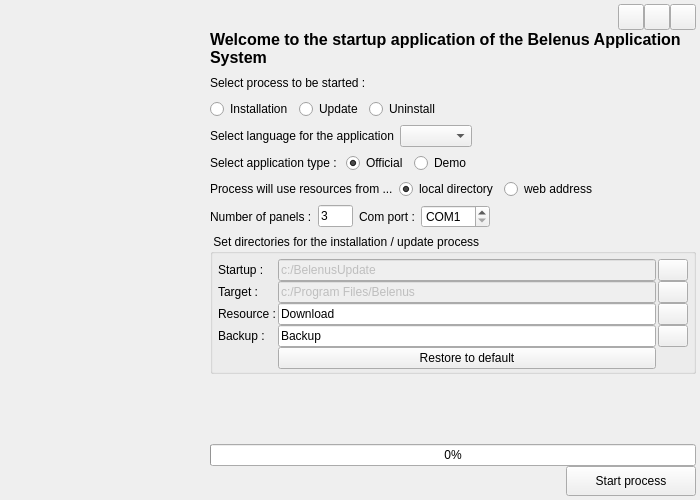
Above: Startup/mainwindow.ui from tbikfalvi/Belenus before the change. Below: the same form after it.
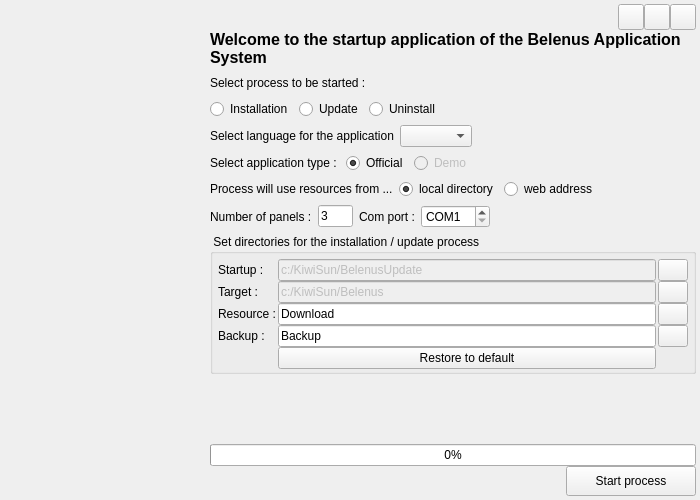
That is the form after the change. Icons and pictures are not drawn.

```diff
--- a/Startup/mainwindow.ui
+++ b/Startup/mainwindow.ui
@@ -329,6 +329,9 @@
           </item>
           <item>
            <widget class="QRadioButton" name="rbAppDemo">
+            <property name="enabled">
+             <bool>false</bool>
+            </property>
             <property name="text">
              <string>Demo</string>
             </property>
@@ -558,7 +561,7 @@
               <bool>false</bool>
              </property>
              <property name="text">
-              <string notr="true">c:/Program Files/Belenus</string>
+              <string notr="true">c:/KiwiSun/Belenus</string>
              </property>
              <property name="readOnly">
               <bool>false</bool>
@@ -651,7 +654,7 @@
               <bool>false</bool>
              </property>
              <property name="text">
-              <string notr="true">c:/BelenusUpdate</string>
+              <string notr="true">c:/KiwiSun/BelenusUpdate</string>
              </property>
              <property name="readOnly">
               <bool>false</bool>
```
